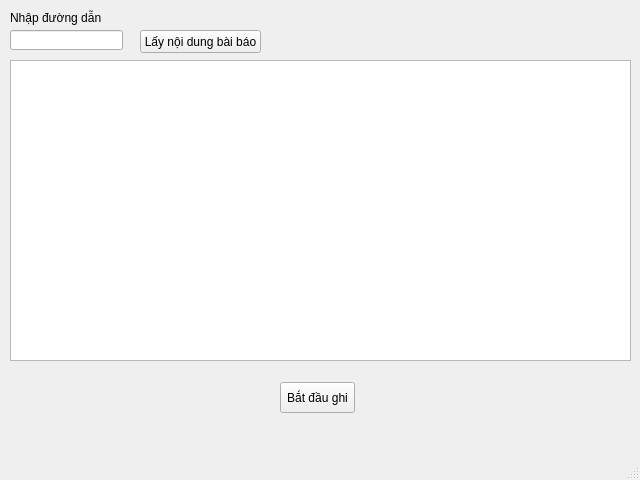
The window that Week01/gui.ui (niits/INT3411) describes before a commit, drawn with Qt 5.
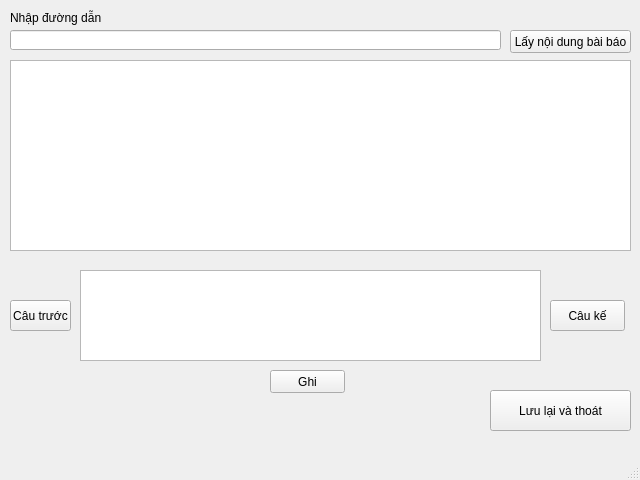
The same window after the commit.

Commit message: add gui, add get content from website, add write content to file

The edit to the form file:
```diff
--- a/Week01/gui.ui
+++ b/Week01/gui.ui
@@ -20,7 +20,7 @@
       <x>10</x>
       <y>60</y>
       <width>621</width>
-      <height>301</height>
+      <height>191</height>
      </rect>
     </property>
    </widget>
@@ -29,7 +29,7 @@
      <rect>
       <x>10</x>
       <y>30</y>
-      <width>113</width>
+      <width>491</width>
       <height>20</height>
      </rect>
     </property>
@@ -50,7 +50,7 @@
    <widget class="QPushButton" name="getContentButton">
     <property name="geometry">
      <rect>
-      <x>140</x>
+      <x>510</x>
       <y>30</y>
       <width>121</width>
       <height>23</height>
@@ -63,14 +63,63 @@
    <widget class="QPushButton" name="pushButton_2">
     <property name="geometry">
      <rect>
-      <x>280</x>
-      <y>382</y>
+      <x>550</x>
+      <y>300</y>
       <width>75</width>
       <height>31</height>
      </rect>
     </property>
     <property name="text">
-     <string>Bắt đầu ghi</string>
+     <string>Câu kế</string>
+    </property>
+   </widget>
+   <widget class="QTextBrowser" name="currentSentenceBrowser">
+    <property name="geometry">
+     <rect>
+      <x>80</x>
+      <y>270</y>
+      <width>461</width>
+      <height>91</height>
+     </rect>
+    </property>
+   </widget>
+   <widget class="QPushButton" name="goPrevButton">
+    <property name="geometry">
+     <rect>
+      <x>10</x>
+      <y>300</y>
+      <width>61</width>
+      <height>31</height>
+     </rect>
+    </property>
+    <property name="text">
+     <string>Câu trước</string>
+    </property>
+   </widget>
+   <widget class="QPushButton" name="recordButton">
+    <property name="geometry">
+     <rect>
+      <x>270</x>
+      <y>370</y>
+      <width>75</width>
+      <height>23</height>
+     </rect>
+    </property>
+    <property name="text">
+     <string>Ghi</string>
+    </property>
+   </widget>
+   <widget class="QPushButton" name="saveAndQuitButton">
+    <property name="geometry">
+     <rect>
+      <x>490</x>
+      <y>390</y>
+      <width>141</width>
+      <height>41</height>
+     </rect>
+    </property>
+    <property name="text">
+     <string>Lưu lại và thoát</string>
     </property>
    </widget>
   </widget>
```
Left out of the diff: 2 changed lines with no effect on the pictures. The commit also changes 1 other file.
